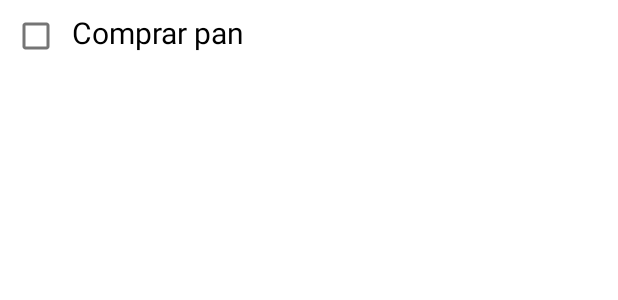
After one commit to albertooofdz/ToDoList, an Android app: the layout items_list.xml on its own in the app's theme, with its tools: preview values and no code run, on a phone screen of 412 x 824 dp. The commit adds this screen. Shown: the top 300 px of the screen. Run offline under Robolectric (Android 15) with nearby library versions, the phone set to English and light mode, and no system bars.

Commit message:
add functional

```diff
--- a/app/src/main/java/com/example/todolist/activities/MainActivity.kt
+++ b/app/src/main/java/com/example/todolist/activities/MainActivity.kt
@@ -1,12 +1,15 @@
 package com.example.todolist.activities
 
+import android.content.Context
 import android.content.Intent
 import androidx.appcompat.app.AppCompatActivity
 import android.os.Bundle
 import android.util.Log
 import android.widget.Button
 import android.widget.LinearLayout
+import androidx.recyclerview.widget.RecyclerView
 import com.example.todolist.R
+import com.example.todolist.adapter.toDoAdapter
 import com.example.todolist.data.Task
 import com.example.todolist.data.providers.TaskDAO
 import com.example.todolist.utils.DatabaseHelper
--- a/app/src/main/java/com/example/todolist/data/Task.kt
+++ b/app/src/main/java/com/example/todolist/data/Task.kt
@@ -11,11 +11,12 @@ class Task(var id: Int,var day:String, var task:String, var done: Boolean) {
         const val TABLE_NAME="Task"
         const val COLUMN_NAME_DAY="day"
         const val COLUMN_NAME_TASK="task"
-        const val COLUMN_NAME_DONE ="Done"
+        const val COLUMN_NAME_DONE ="done"
         val COLUMN_NAMES = arrayOf(
             DatabaseHelper.COLUMN_NAME_ID,
             COLUMN_NAME_TASK,
-            TABLE_NAME
+            COLUMN_NAME_DAY,
+            COLUMN_NAME_DONE
         )
     }
 
--- a/app/src/main/java/com/example/todolist/utils/DatabaseHelper.kt
+++ b/app/src/main/java/com/example/todolist/utils/DatabaseHelper.kt
@@ -11,13 +11,14 @@ class DatabaseHelper(context: Context) : SQLiteOpenHelper(context, DATABASE_NAME
 
     companion object {
         const val DATABASE_NAME = "to_do_app.db"
-        const val DATABASE_VERSION = 1
+        const val DATABASE_VERSION = 4
         const val COLUMN_NAME_ID= "id"
 
         private const val SQL_CREATE_TABLE =
             "CREATE TABLE Task (" +
                     "id INTEGER PRIMARY KEY AUTOINCREMENT," +
                     "task TEXT," +
+                    "day TEXT," +
                     "done BOOLEAN)"
 
         private const val SQL_DELETE_TABLE = "DROP TABLE IF EXISTS Task"
--- /dev/null
+++ b/app/src/main/res/layout/items_list.xml
@@ -0,0 +1,25 @@
+<?xml version="1.0" encoding="utf-8"?>
+<FrameLayout xmlns:android="http://schemas.android.com/apk/res/android"
+    android:layout_width="match_parent"
+    android:layout_height="wrap_content"
+    xmlns:app="http://schemas.android.com/apk/res-auto">
+    <LinearLayout
+        android:layout_width="match_parent"
+        android:layout_height="match_parent">
+    <CheckBox
+        android:id="@+id/doneCB"
+        android:layout_width="wrap_content"
+        android:layout_height="wrap_content"
+        />
+    <TextView
+        android:id="@+id/taskTV"
+        android:layout_width="match_parent"
+        android:layout_height="wrap_content"
+        android:textSize="20sp"
+        android:textColor="@color/black"
+        android:text="Comprar pan"/>
+
+    </LinearLayout>
+
+
+</FrameLayout>
```
Also changed, not shown: app/src/main/java/com/example/todolist/activities/DetailActivity.kt (+55 -3 lines), app/src/main/java/com/example/todolist/adapter/Adapter.kt (added, +53 -0 lines), app/src/main/java/com/example/todolist/data/providers/TaskDAO.kt (+36 -1 lines), app/src/main/res/drawable/ic_add_task.xml (added, +13 -0 lines), app/src/main/res/layout/activity_detail.xml (+21 -2 lines).
